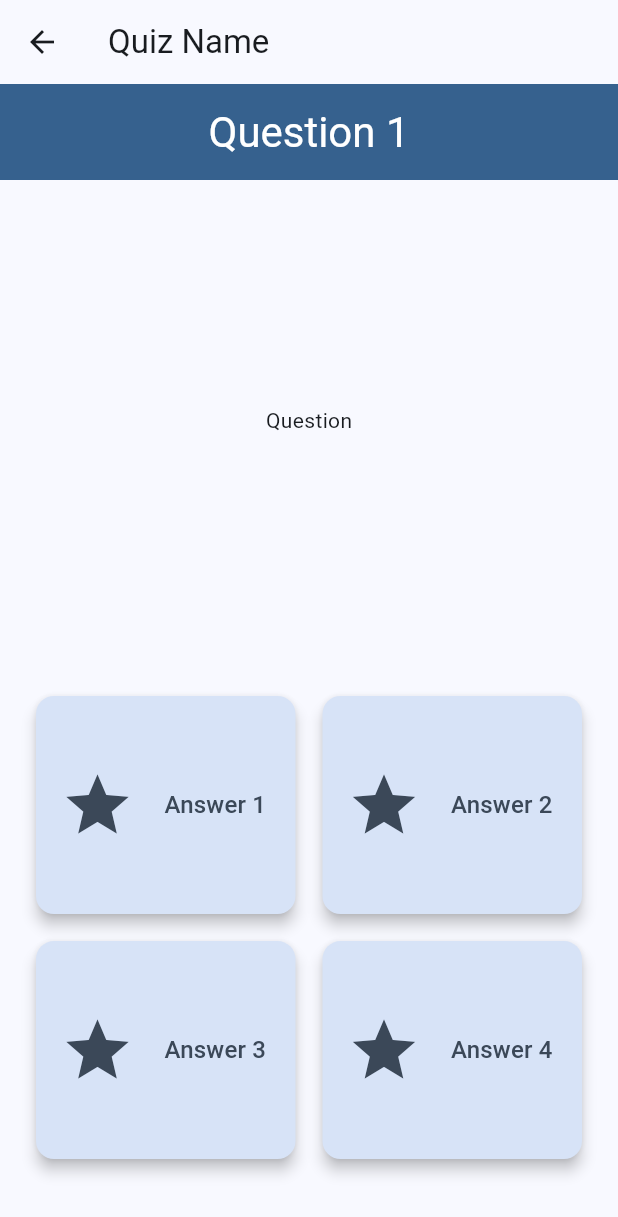
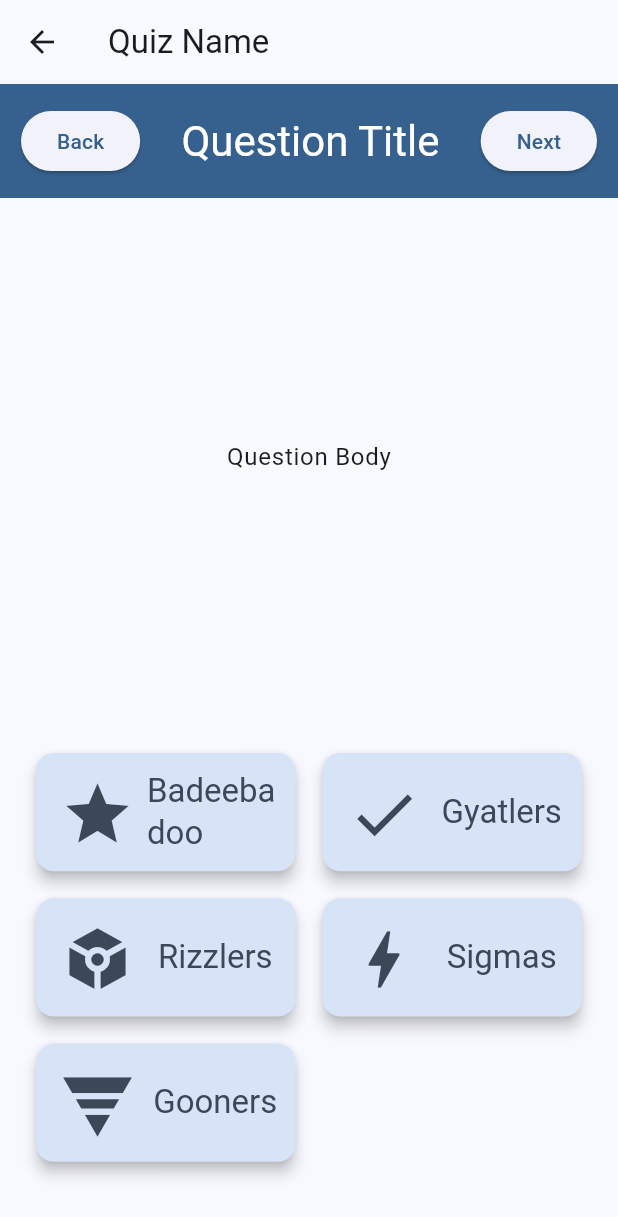
Before and after one commit to VFDNow/FBLA-Application, a Flutter app: the QuizScreen screen opened by its route, on a phone screen of 412 x 824 dp. Shown: the top 1217 px of the screen. Run offline on Flutter 3.47's test engine with Material 3 defaults, Android fonts, the phone set to English and light mode, and no system bars; our stand-ins replace cloud_firestore, cloud_functions, firebase_auth, firebase_core; missing offline and left inert: firebase_ui_auth, firebase_ui_oauth_google; accounts and stored records are empty.

Commit message:
Continued work on Quiz taking UI

```diff
--- a/lib/screens/quiz_screen.dart
+++ b/lib/screens/quiz_screen.dart
@@ -23,15 +23,90 @@ class _QuizScreenState extends State<QuizScreen> {
     super.dispose();
   }
 
+  bool get _isFirstPage {
+    print(_pageController.hasClients);
+    return _pageController.hasClients && (_pageController.page ?? 0) <= 0;
+  }
+
+  bool get _isLastPage {
+    return _pageController.hasClients && (_pageController.page ?? 0) >= 1;
+  }
+
   @override
   Widget build(BuildContext context) {
     return Scaffold(
       appBar: AppBar(
         title: Text('Quiz Name'),
       ),
-      body: PageView(
-        controller: _pageController,
-        children: [QuizQuestion(), QuizQuestion()],
+      body: Column(
+        children: [
+          Container(
+            padding: const EdgeInsets.all(14.0),
+            width: double.infinity,
+            color: Theme.of(context).primaryColor,
+            child: Row(
+              mainAxisAlignment: MainAxisAlignment.spaceBetween,
+              children: [
+                ElevatedButton(
+                  onPressed: _isFirstPage
+                      ? null
+                      : () {
+                          _pageController
+                              .previousPage(
+                                  duration: const Duration(milliseconds: 300),
+                                  curve: Curves.easeInOut)
+                              .then((value) {
+                            setState(() {});
+                          });
+                        },
+                  child: Text("Back"),
+                ),
+                Center(
+                  child: Text(
+                    'Question Title',
+                    style: Theme.of(context).textTheme.headlineMedium?.copyWith(
+                        color: Theme.of(context).colorScheme.onPrimary),
+                  ),
+                ),
+                ElevatedButton(
+                  onPressed: _isLastPage
+                      ? null
+                      : () {
+                          _pageController
+                              .nextPage(
+                                  duration: const Duration(milliseconds: 300),
+                                  curve: Curves.easeInOut)
+                              .then((value) {
+                            setState(() {});
+                          });
+                        },
+                  child: Text("Next"),
+                ),
+              ],
+            ),
+          ),
+          Expanded(
+            child: PageView(
+              controller: _pageController,
+              children: [
+                QuizQuestion(
+                  question: {
+                    "answers": [
+                      {"answerBody": "Badeebadoo"},
+                      {"answerBody": "Gyatlers"},
+                      {"answerBody": "Rizzlers"},
+                      {"answerBody": "Sigmas"},
+                      {"answerBody": "Gooners"},
+                    ]
+                  },
+                ),
+                QuizQuestion(
+                  question: {},
+                ),
+              ],
+            ),
+          ),
+        ],
       ),
     );
   }
--- a/lib/utils/constants.dart
+++ b/lib/utils/constants.dart
@@ -37,5 +37,12 @@ class Constants {
     "star": Icons.star,
     "check": Icons.check,
     "token": Icons.token,
+    "bold": Icons.bolt,
+    "tornado": Icons.tornado,
+    "cookie": Icons.cookie,
+    "cake": Icons.cake,
+    "computer": Icons.computer,
+    "person": Icons.person,
+    "flutter": Icons.flutter_dash
   };
 }
--- a/lib/widgets/quiz_ui/quiz_answer.dart
+++ b/lib/widgets/quiz_ui/quiz_answer.dart
@@ -43,7 +43,7 @@ class _QuizAnswerState extends State<QuizAnswer> {
                   child: Center(
                     child: Text(
                       widget.body,
-                      style: Theme.of(context).textTheme.titleMedium?.copyWith(
+                      style: Theme.of(context).textTheme.titleLarge?.copyWith(
                             color: Theme.of(context)
                                 .colorScheme
                                 .onSecondaryContainer,
--- a/lib/widgets/quiz_ui/quiz_question.dart
+++ b/lib/widgets/quiz_ui/quiz_question.dart
@@ -1,7 +1,11 @@
+import 'package:fbla_application/utils/constants.dart';
 import 'package:fbla_application/widgets/quiz_ui/quiz_answer.dart';
 import 'package:flutter/material.dart';
 
 class QuizQuestion extends StatefulWidget {
+  const QuizQuestion({super.key, required this.question});
+
+  final Map<String, dynamic> question;
   @override
   _QuizQuestionState createState() => _QuizQuestionState();
 }
@@ -9,27 +13,20 @@ class QuizQuestion extends StatefulWidget {
 class _QuizQuestionState extends State<QuizQuestion> {
   @override
   Widget build(BuildContext context) {
+    var answers = widget.question['answers'] as List<dynamic>?;
+    var questionTitle = widget.question['questionTitle'];
+    var questionBody = widget.question['questionBody'];
+
     return LayoutBuilder(
       builder: (context, constraints) {
         final halfHeight = constraints.maxHeight / 2;
 
         return Column(
           children: [
-            Container(
-              padding: const EdgeInsets.all(14.0),
-              width: double.infinity,
-              color: Theme.of(context).primaryColor,
-              child: Center(
-                child: Text(
-                  "Question 1",
-                  style: Theme.of(context).textTheme.headlineMedium?.copyWith(
-                      color: Theme.of(context).colorScheme.onPrimary),
-                ),
-              ),
-            ),
             Expanded(
               child: Center(
-                child: Text("Question"),
+                child: Text(questionBody ?? 'Question Body',
+                    style: Theme.of(context).textTheme.bodyLarge),
               ),
             ),
             SizedBox(
@@ -39,13 +36,31 @@ class _QuizQuestionState extends State<QuizQuestion> {
                 physics: const NeverScrollableScrollPhysics(),
                 gridDelegate: SliverGridDelegateWithFixedCrossAxisCount(
                   crossAxisCount: 2,
-                  childAspectRatio:
-                      (constraints.maxWidth / 2) / (halfHeight / 2.2),
+                  childAspectRatio: (constraints.maxWidth / 2) /
+                      (halfHeight /
+                          (((answers?.length ?? 2.0) / 2.0).ceil() +
+                              (answers?.length ?? 2.0) / 10)),
                   mainAxisSpacing: 10.0,
                   crossAxisSpacing: 10.0,
                 ),
-                itemCount: 4,
+                itemCount: answers?.length ?? 2,
                 itemBuilder: (context, index) {
+                  var answerData = answers?[index];
+
+                  if (answerData != null) {
+                    var icon = answerData?["answerIcon"];
+                    if (icon == null) {
+                      var iconList =
+                          Constants.questionIconStringMap.keys.toList();
+                      icon = iconList[index % iconList.length];
+                    }
+
+                    return QuizAnswer(
+                      body: answerData['answerBody'] ?? 'Answer ${index + 1}',
+                      iconName: icon ?? 'star',
+                    );
+                  }
+
                   return QuizAnswer(
                     body: 'Answer ${index + 1}',
                     iconName: 'star',
```
